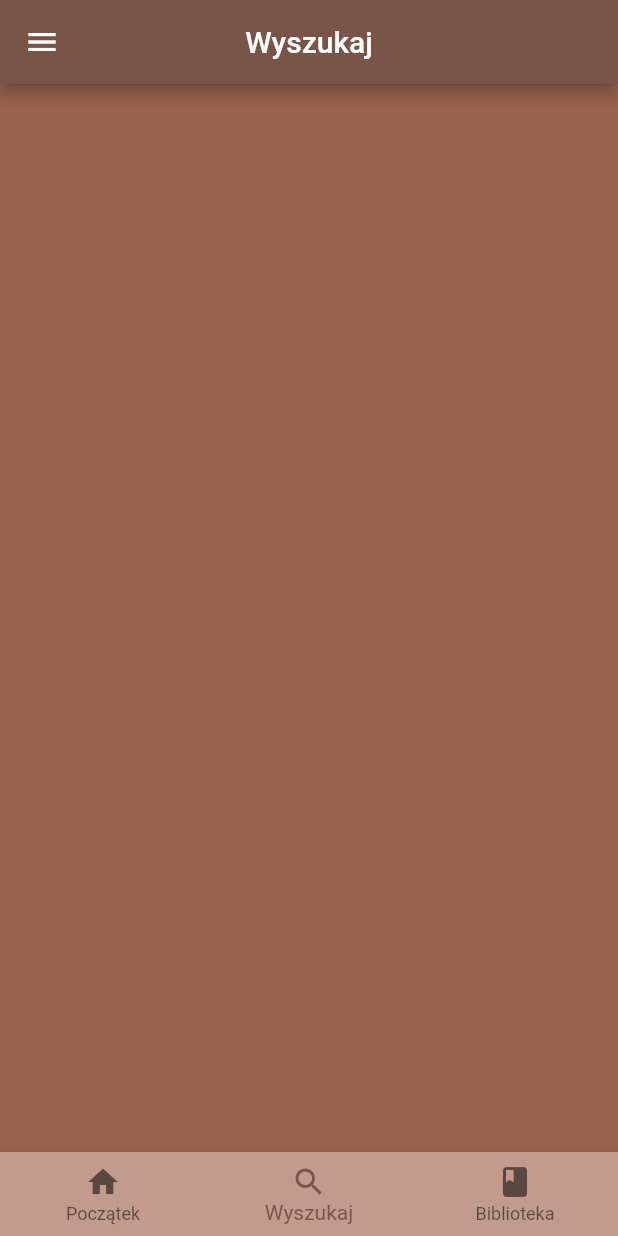
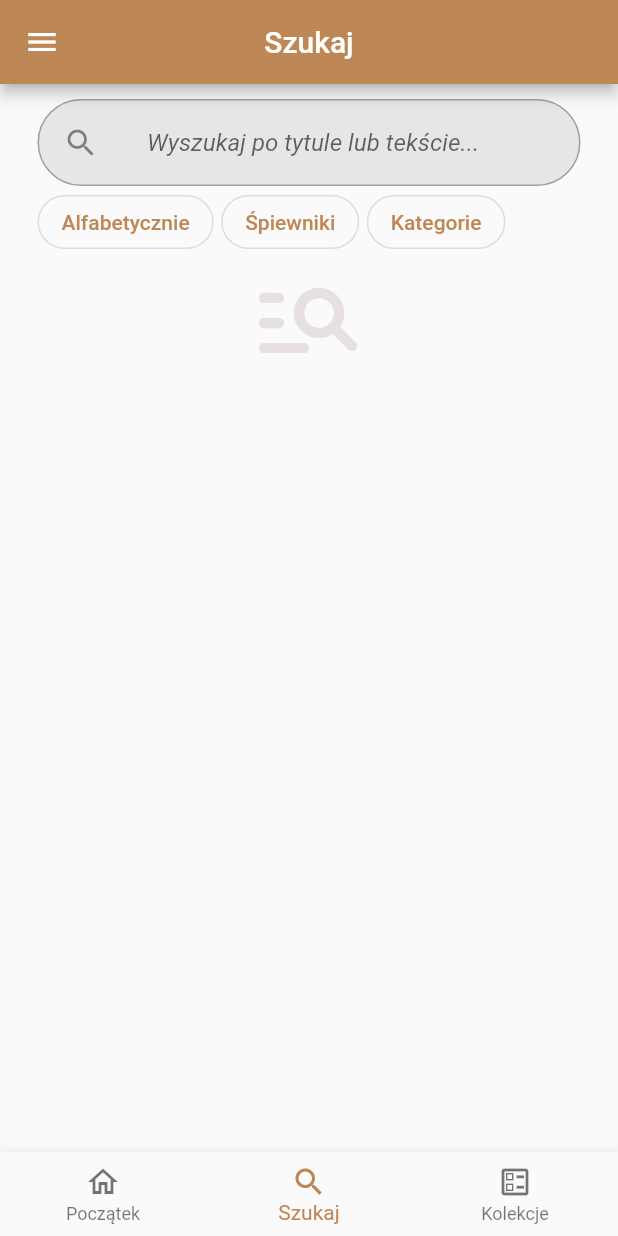
Before and after one commit to Wikcio1618/HymnalApp, a Flutter app: the screen it shows after launch, item 2 of the bottom bar chosen, on a phone screen of 412 x 824 dp. Run offline on Flutter 3.47's test engine with Material 2 defaults, Android fonts, the phone set to English and light mode, and no system bars; our stand-ins replace scrollable_positioned_list.

Commit message:
Library considerably developed with search bar and not fully working scroll

```diff
--- a/lib/main.dart
+++ b/lib/main.dart
@@ -13,9 +13,28 @@ class MyApp extends StatelessWidget {
     return MaterialApp(
       debugShowCheckedModeBanner: false,
       theme: ThemeData(
-        primarySwatch: Colors.brown,
-      ),
+          colorScheme: const ColorScheme(
+        brightness: Brightness.light,
+        primary: Color.fromARGB(255, 190, 136, 86),
+        onPrimary: Color.fromARGB(255, 255, 255, 255),
+        secondary: Color.fromARGB(255, 118, 79, 43),
+        onSecondary: Color.fromARGB(255, 255, 255, 255),
+        error: Color.fromARGB(255, 151, 48, 48),
+        onError: Color.fromARGB(255, 251, 250, 250),
+        background: Color.fromARGB(255, 252, 251, 251),
+        onBackground: Color.fromARGB(255, 0, 0, 0),
+        surface: Color.fromARGB(255, 251, 250, 250),
+        onSurface: Color.fromARGB(255, 0, 0, 0),
+      )),
       home: const RootPage(),
     );
   }
+
+  static double getScreenWidth(BuildContext context) {
+    return MediaQuery.of(context).size.width;
+  }
+
+  static double getScreenHeight(BuildContext context) {
+    return MediaQuery.of(context).size.height;
+  }
 }
--- /dev/null
+++ b/lib/model/enums.dart
@@ -0,0 +1,3 @@
+enum Songbooks { pielgrzym, wedrowiec, glosWiary }
+
+enum Categories { radosne, smutne, szybkie }
--- a/lib/model/hymn.dart
+++ b/lib/model/hymn.dart
@@ -1,11 +1,68 @@
+import 'enums.dart';
+
 class Hymn {
   final int? id;
   final String title;
   final String text;
+  final List<Songbooks>? songbook;
+  final List<Categories>? category;
 
-  const Hymn({
-    this.id,
-    required this.title,
-    required this.text,
-  });
+  const Hymn(
+      {this.id,
+      required this.title,
+      required this.text,
+      this.songbook,
+      this.category});
+
+  static List<Hymn> hymns = [
+    const Hymn(
+        title: 'Cudowna boża łaska',
+        text: 'twa, zbawiła z grzechów mnie..',
+        songbook: [Songbooks.glosWiary],
+        category: [Categories.radosne]),
+    const Hymn(
+        title: 'Cudowna boża łaska',
+        text: 'twa, zbawiłaa z grzechów mnie..',
+        songbook: [Songbooks.glosWiary],
+        category: [Categories.radosne]),
+    const Hymn(
+        title: 'Gdy na ten świat',
+        text: 'spoglądam wielki Boże',
+        songbook: [Songbooks.glosWiary],
+        category: [Categories.radosne, Categories.szybkie]),
+    const Hymn(
+        title: 'Błogo mi',
+        text: 'W Panu wieczny mam dział',
+        songbook: [Songbooks.pielgrzym],
+        category: [Categories.radosne, Categories.szybkie, Categories.smutne]),
+    const Hymn(
+        title: 'Błogo mi',
+        text: 'W Panu wieczny mam dział',
+        songbook: [Songbooks.pielgrzym],
+        category: [Categories.smutne]),
+    const Hymn(
+        title: 'Błogo mi',
+        text: 'W Panu wieczny mam dział',
+        songbook: [Songbooks.wedrowiec],
+        category: [Categories.radosne, Categories.szybkie]),
+    const Hymn(
+        title: 'Błogo mi',
+        text: 'W Panu wieczny mam dział',
+        songbook: [Songbooks.wedrowiec, Songbooks.glosWiary],
+        category: [Categories.smutne]),
+  ];
+
+  static List<String> getTitles() {
+    List<String> titles = [];
+    for (var hymn in hymns) {
+      titles.add(hymn.title);
+    }
+    return titles;
+  }
+
+  static List<Hymn> sortHymnsAlphabetically() {
+    List<Hymn> hymnsCopy = List.from(hymns);
+    hymnsCopy.sort(((hymn1, hymn2) => hymn1.title.compareTo(hymn2.title)));
+    return hymnsCopy;
+  }
 }
--- a/lib/root.dart
+++ b/lib/root.dart
@@ -1,6 +1,6 @@
 import 'package:flutter/material.dart';
 import 'package:hymnal_app/root_home.dart';
-import 'package:hymnal_app/root_library.dart';
+import 'package:hymnal_app/root_collections.dart';
 import 'package:hymnal_app/root_search.dart';
 
 class RootPage extends StatefulWidget {
@@ -12,14 +12,13 @@ class RootPage extends StatefulWidget {
 
 class _RootPageState extends State<RootPage> {
   int currPage = 0;
-  List<Widget> pagesWidgets = const [Home(), Search(), Library()];
-  List<String> pagesTitles = const ['Początek', 'Wyszukaj', 'Biblioteka'];
+  List<Widget> pagesWidgets = const [Home(), Search(), Collections()];
+  List<String> pagesTitles = const ['Początek', 'Szukaj', 'Kolekcje'];
   bool isSwitched = false;
 
   @override
   Widget build(BuildContext context) {
     return Scaffold(
-      backgroundColor: const Color.fromARGB(255, 151, 98, 79),
       appBar: AppBar(
         title: Text(pagesTitles[currPage]),
         centerTitle: true,
@@ -70,11 +69,11 @@ class _RootPageState extends State<RootPage> {
     return BottomNavigationBar(
       items: [
         BottomNavigationBarItem(
-            icon: const Icon(Icons.home), label: pagesTitles[0]),
+            icon: const Icon(Icons.home_outlined), label: pagesTitles[0]),
         BottomNavigationBarItem(
             icon: const Icon(Icons.search), label: pagesTitles[1]),
         BottomNavigationBarItem(
-            icon: const Icon(Icons.book /* ballot apps */),
+            icon: const Icon(Icons.ballot_outlined /* ballot apps */),
             label: pagesTitles[2])
       ],
       currentIndex: currPage,
@@ -83,7 +82,6 @@ class _RootPageState extends State<RootPage> {
           currPage = index;
         });
       },
-      backgroundColor: const Color.fromARGB(255, 194, 155, 141),
     );
   }
 }
--- a/lib/root_search.dart
+++ b/lib/root_search.dart
@@ -1,4 +1,8 @@
 import 'package:flutter/material.dart';
+import 'package:hymnal_app/search_alphabet.dart';
+import 'package:hymnal_app/search_category.dart';
+import 'package:hymnal_app/search_nothing.dart';
+import 'package:hymnal_app/search_songbook.dart';
 
 class Search extends StatefulWidget {
   const Search({super.key});
@@ -8,9 +12,85 @@ class Search extends StatefulWidget {
 }
 
 class _SearchState extends State<Search> {
+  static List<Widget> searchBody = const [
+    AlphabeticalListView(),
+    SongbookListView(),
+    CategoryListView(),
+    NoSearchYet(),
+  ];
+  int currSearch = searchBody.length - 1;
+  final List<bool> selected =
+      List.generate(searchBody.length - 1, (index) => false);
+
   @override
   Widget build(BuildContext context) {
-    // ignore: prefer_const_constructors
-    return Container();
+    return _customSearchContainer();
   }
+
+  Widget _customSearchContainer() => Column(
+        children: [
+          Padding(
+            padding: const EdgeInsets.only(top: 10, right: 25, left: 25),
+            child: Column(children: [
+              const ListTile(
+                tileColor: Color.fromARGB(255, 231, 230, 230),
+                shape: RoundedRectangleBorder(
+                    side: BorderSide(color: Colors.grey),
+                    borderRadius: BorderRadius.all(Radius.circular(30))),
+                leading: Icon(Icons.search),
+                title: TextField(
+                  decoration: InputDecoration(
+                      border: InputBorder.none,
+                      hintText: 'Wyszukaj po tytule lub tekście...',
+                      hintStyle: TextStyle(fontStyle: FontStyle.italic)),
+                ),
+              ),
+              Row(
+                children: [
+                  _customSearchOutlinedButton('Alfabetycznie', 0),
+                  const SizedBox(width: 5),
+                  _customSearchOutlinedButton('Śpiewniki', 1),
+                  const SizedBox(width: 5),
+                  _customSearchOutlinedButton('Kategorie', 2),
+                ],
+              )
+            ]),
+          ),
+          searchBody[currSearch],
+        ],
+      );
+
+  Widget _customSearchOutlinedButton(String label, int index) => OutlinedButton(
+      onPressed: () {
+        setState(() {
+          selected.setAll(
+              0, List.generate(searchBody.length - 1, (index) => false));
+          selected[index] = true;
+          currSearch = index;
+        });
+      },
+      style: ButtonStyle(
+          backgroundColor: selected[index]
+              ? const MaterialStatePropertyAll<Color>(Color.fromARGB(255, 231, 230, 230))
+              : null,
+          shape: MaterialStateProperty.all<RoundedRectangleBorder>(
+              RoundedRectangleBorder(borderRadius: BorderRadius.circular(30)))),
+      child: Text(label));
+
+/*
+
+  Widget _onAlphabeticalOptionChosen() {
+    return AlphabetListScrollView(strList: Hymn.getTitles(), indexedHeight: (i) => 80,);
+  }
+
+  List<Widget> _libraryListTiles(List<Hymn> hymns) {
+    List<Widget> viewTiles = [];
+    for (var hymn in hymns) {
+      viewTiles.add(ListTile(
+        title: Text(hymn.title),
+        subtitle: Text(hymn.text),
+      ));
+    }
+    return viewTiles;
+  } */
 }
--- /dev/null
+++ b/lib/search_nothing.dart
@@ -0,0 +1,16 @@
+import 'package:flutter/material.dart';
+
+class NoSearchYet extends StatelessWidget {
+  const NoSearchYet({super.key});
+
+  @override
+  Widget build(BuildContext context) {
+    return const Center(
+      child: Icon(
+        Icons.manage_search_rounded,
+        size: 80,
+        color: Color.fromARGB(255, 231, 224, 224),
+      ),
+    );
+  }
+}
--- a/pubspec.yaml
+++ b/pubspec.yaml
@@ -36,6 +36,7 @@ dependencies:
   # The following adds the Cupertino Icons font to your application.
   # Use with the CupertinoIcons class for iOS style icons.
   cupertino_icons: ^1.0.2
+  scrollable_positioned_list: ^0.3.4
 
 dev_dependencies:
   flutter_test:
```
Also changed, not shown: lib/root_collections.dart (added, +16 -0 lines), lib/root_library.dart (deleted, +0 -33 lines), lib/search_alphabet.dart (added, +96 -0 lines), lib/search_category.dart (added, +15 -0 lines), lib/search_songbook.dart (added, +15 -0 lines), lib/root_home.dart (line endings or trailing spaces), pubspec.lock.
